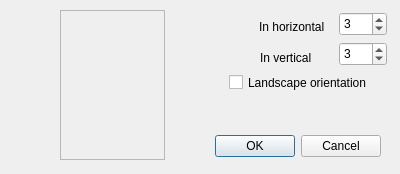
Qt form userlayout.ui (viktand/vap4) before a commit.
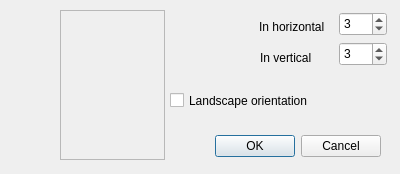
The same form after that commit. Icons and pictures are not drawn.

The edit to the form file:
```diff
--- a/userlayout.ui
+++ b/userlayout.ui
@@ -32,9 +32,9 @@
   <widget class="QCheckBox" name="checkBox">
    <property name="geometry">
     <rect>
-     <x>229</x>
-     <y>72</y>
-     <width>161</width>
+     <x>170</x>
+     <y>90</y>
+     <width>221</width>
      <height>21</height>
     </rect>
    </property>
```
